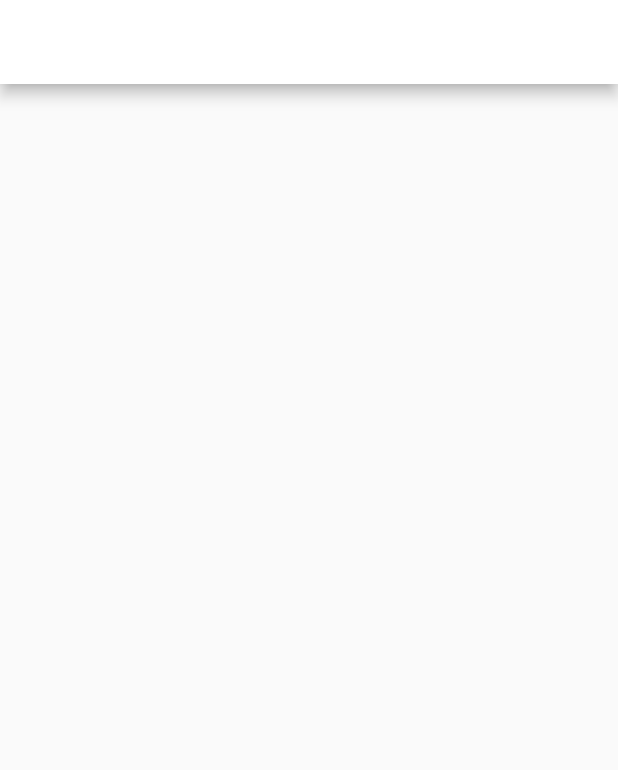
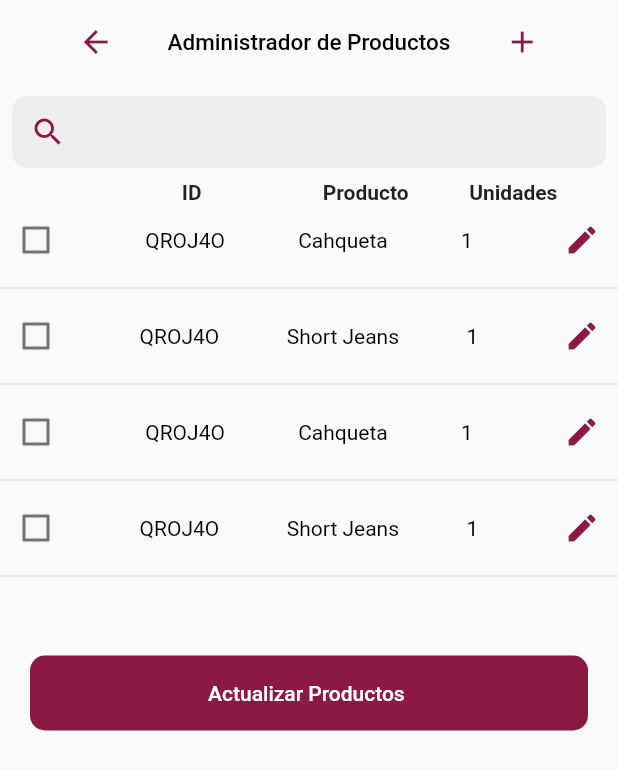
Before and after one commit to gisella0907/Tienda_Ropa, a Flutter app: the screen it shows after launch, on a phone screen of 412 x 824 dp. Shown: the top 770 px of the screen. Run offline on Flutter 3.47's test engine with Material 2 defaults, Android fonts, the phone set to English and light mode, and no system bars.

Commit message:
Se crea una nueva pantalla para administrar los productos

```diff
--- /dev/null
+++ b/lib/Screen_5.dart
@@ -0,0 +1,222 @@
+import 'package:flutter/material.dart';
+import 'objects/products.dart';
+
+class AdministrarProductos extends StatefulWidget {
+  const AdministrarProductos({super.key});
+
+  @override
+  State<AdministrarProductos> createState() => _AdministrarProductosState();
+}
+
+class _AdministrarProductosState extends State<AdministrarProductos> {
+  bool isChecked = false;
+  void _toggleCheckbox() {
+    setState(() {
+      isChecked = !isChecked;
+    });
+  }
+
+  @override
+  Widget build(BuildContext context) {
+    String _searchText = '';
+    Producto miProducto = Producto(nombre: "Cahqueta", unidades: 1);
+    Producto miProducto2 = Producto(nombre: "Short Jeans", unidades: 1);
+    List<Producto> productos = [miProducto, miProducto2];
+    final Size screenSize = MediaQuery.of(context).size;
+
+    return Scaffold(
+      appBar: AppBar(
+        backgroundColor: Colors.transparent,
+        elevation: 0,
+        title: Container(
+          //color: Colors.amber,
+          // padding: EdgeInsets.symmetric(horizontal: 16.0),
+
+          child: Row(
+            mainAxisAlignment: MainAxisAlignment.spaceBetween,
+            children: [
+              Expanded(
+                child: Container(
+                  child: IconButton(
+                    onPressed: () {},
+                    icon: const Icon(Icons.arrow_back),
+                    color: Color.fromRGBO(140, 24, 68, 1),
+                  ),
+                ),
+              ),
+              const Text(
+                'Administrador de Productos',
+                style: TextStyle(
+                    color: Color.fromARGB(255, 0, 0, 0), fontSize: 15),
+              ),
+              Expanded(
+                child: Container(
+                  child: IconButton(
+                    onPressed: () {},
+                    icon: const Icon(Icons.add),
+                    color: Color.fromRGBO(140, 24, 68, 1),
+                  ),
+                ),
+              ),
+            ],
+          ),
+        ),
+      ),
+      body: Column(
+        children: [
+          Container(
+            padding: const EdgeInsets.all(8.0),
+            child: TextField(
+              onChanged: (value) {
+                setState(() {
+                  _searchText = value;
+                });
+              },
+              decoration: InputDecoration(
+                // hintText: 'Buscar...',
+                prefixIcon: const Icon(Icons.search,
+                    color: Color.fromRGBO(140, 24, 68, 1)),
+                border: OutlineInputBorder(
+                  borderRadius: BorderRadius.circular(10),
+                  borderSide: const BorderSide(
+                    width: 0,
+                    style: BorderStyle.none,
+                  ),
+                ),
+                filled: true,
+                contentPadding: const EdgeInsets.symmetric(
+                    vertical: 10.0, horizontal: 16.0),
+                fillColor: Colors.grey[200],
+              ),
+            ),
+          ),
+          Container(
+            child: Row(
+                mainAxisAlignment: MainAxisAlignment.spaceBetween,
+                children: [
+                  Container(),
+                  Container(),
+                  Container(),
+                  const Text(
+                    "ID",
+                    style: TextStyle(fontWeight: FontWeight.bold),
+                  ),
+                  Container(),
+                  const Text("Producto",
+                      style: TextStyle(fontWeight: FontWeight.bold)),
+                  const Text("Unidades",
+                      style: TextStyle(fontWeight: FontWeight.bold)),
+                  Container(),
+                ]),
+          ),
+          Column(children: [
+            Row(
+              mainAxisAlignment: MainAxisAlignment.spaceBetween,
+              children: [
+                Checkbox(
+                  value: isChecked,
+                  onChanged: (value) {
+                    _toggleCheckbox();
+                  },
+                  activeColor: Color.fromRGBO(140, 24, 68, 1),
+                ),
+                Text(productos[0].id, style: TextStyle(color: Colors.black)),
+                Text(productos[0].nombre,
+                    style: TextStyle(color: Colors.black)),
+                Text(productos[0].unidades.toString(),
+                    style: TextStyle(color: Colors.black)),
+                IconButton(
+                    onPressed: () {},
+                    icon:
+                        Icon(Icons.edit, color: Color.fromRGBO(140, 24, 68, 1)))
+              ],
+            ),
+            Divider(),
+            Row(
+              mainAxisAlignment: MainAxisAlignment.spaceBetween,
+              children: [
+                Checkbox(
+                  value: isChecked,
+                  onChanged: (value) {
+                    _toggleCheckbox();
+                  },
+                  activeColor: Color.fromRGBO(140, 24, 68, 1),
+                ),
+                Text(productos[1].id, style: TextStyle(color: Colors.black)),
+                Text(productos[1].nombre,
+                    style: TextStyle(color: Colors.black)),
+                Text(productos[1].unidades.toString(),
+                    style: TextStyle(color: Colors.black)),
+                IconButton(
+                    onPressed: () {},
+                    icon: Icon(Icons.edit,
+                        color: Color.fromRGBO(140, 24, 68, 1))),
+              ],
+            ),
+            Divider(),
+            Row(
+              mainAxisAlignment: MainAxisAlignment.spaceBetween,
+              children: [
+                Checkbox(
+                  value: isChecked,
+                  onChanged: (value) {
+                    _toggleCheckbox();
+                  },
+                  activeColor: Color.fromRGBO(140, 24, 68, 1),
+                ),
+                Text(productos[0].id, style: TextStyle(color: Colors.black)),
+                Text(productos[0].nombre,
+                    style: TextStyle(color: Colors.black)),
+                Text(productos[0].unidades.toString(),
+                    style: TextStyle(color: Colors.black)),
+                IconButton(
+                    onPressed: () {},
+                    icon:
+                        Icon(Icons.edit, color: Color.fromRGBO(140, 24, 68, 1)))
+              ],
+            ),
+            Divider(),
+            Row(
+              mainAxisAlignment: MainAxisAlignment.spaceBetween,
+              children: [
+                Checkbox(
+                  value: isChecked,
+                  onChanged: (value) {
+                    _toggleCheckbox();
+                  },
+                  activeColor: Color.fromRGBO(140, 24, 68, 1),
+                ),
+                Text(productos[1].id, style: TextStyle(color: Colors.black)),
+                Text(productos[1].nombre,
+                    style: TextStyle(color: Colors.black)),
+                Text(productos[1].unidades.toString(),
+                    style: TextStyle(color: Colors.black)),
+                IconButton(
+                    onPressed: () {},
+                    icon: Icon(Icons.edit,
+                        color: Color.fromRGBO(140, 24, 68, 1))),
+              ],
+            ),
+            Divider(),
+          ]),
+          Container(
+            height: 50,
+            width: screenSize.width - 40,
+            margin: const EdgeInsets.only(top: 45, left: 20, right: 20),
+            child: FilledButton(
+              style: FilledButton.styleFrom(
+                backgroundColor: Color.fromRGBO(
+                    140, 24, 68, 1), // Cambiar el color de fondo aquí
+                shape: RoundedRectangleBorder(
+                  borderRadius: BorderRadius.circular(10),
+                ),
+              ),
+              onPressed: () {},
+              child: const Text("Actualizar Productos "),
+            ),
+          ),
+        ],
+      ),
+    );
+  }
+}
--- a/lib/main.dart
+++ b/lib/main.dart
@@ -1,5 +1,6 @@
 import 'package:flutter/material.dart';
 import 'package:tienda_ropa/Screen_3.dart';
+import 'package:tienda_ropa/Screen_5.dart';
 
 void main() {
   runApp(const MyApp());
@@ -13,7 +14,7 @@ class MyApp extends StatelessWidget {
   Widget build(BuildContext context) {
     return const MaterialApp(
       debugShowCheckedModeBanner: false,
-      home: DraweApp(),
+      home: AdministrarProductos(),
     );
   }
 }
--- /dev/null
+++ b/lib/objects/products.dart
@@ -0,0 +1,18 @@
+import 'dart:math';
+
+class Producto {
+  String nombre;
+  String id = '';
+  int unidades;
+
+  Producto({required this.nombre, required this.unidades}) {
+    id = generarID();
+  }
+
+  String generarID() {
+    var rng = new Random();
+    const chars = "abcdefghijklmnopqrstuvwxyz0123456789";
+    return String.fromCharCodes(Iterable.generate(
+        6, (_) => chars.codeUnitAt(rng.nextInt(chars.length)))).toUpperCase();
+  }
+}
```
